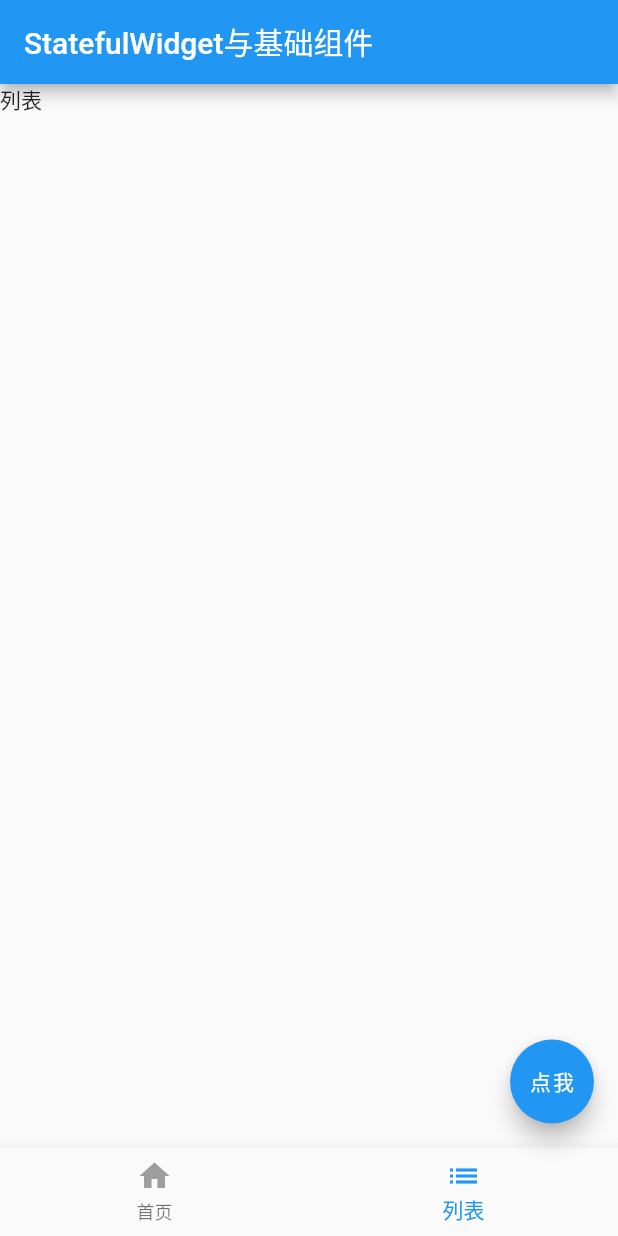
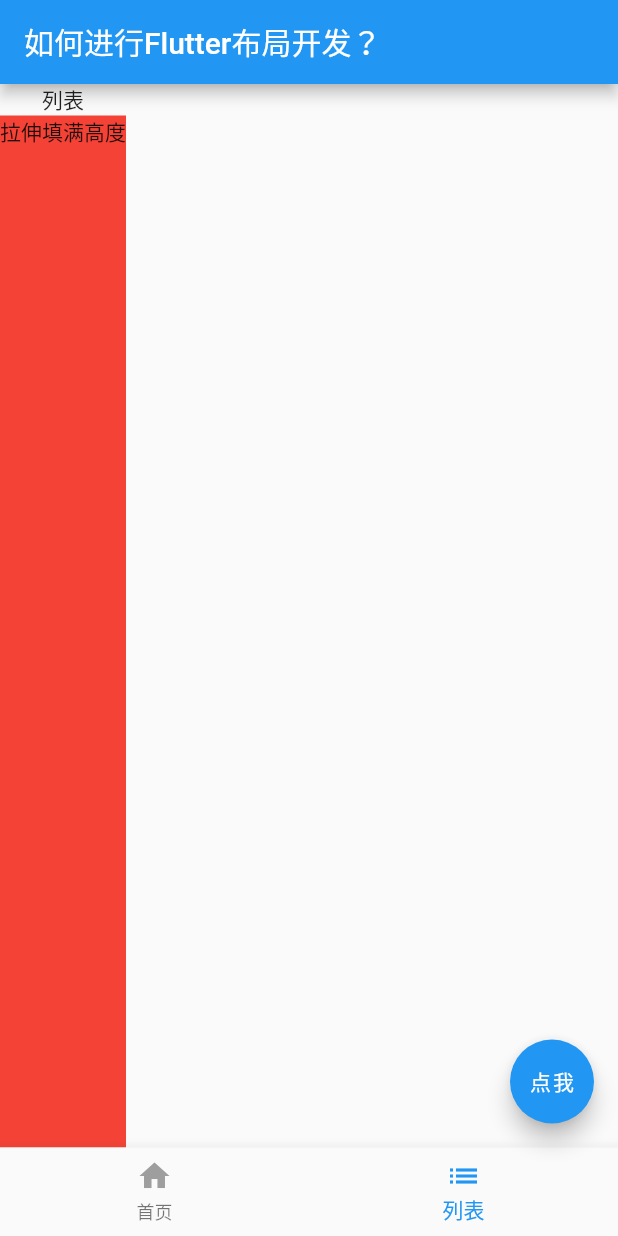
Before and after one commit to shixin58/flutter_learn, a Flutter app: the screen it shows after launch, item 2 of the bottom bar chosen, on a phone screen of 412 x 824 dp. Run offline on Flutter 3.47's test engine with Material 2 defaults, Android fonts, the phone set to English and light mode, and no system bars; missing offline and left inert: flutter_color_plugin; network calls fail.

Commit message:
Flutter布局开发

```diff
--- /dev/null
+++ b/lib/flutter_layout_page.dart
@@ -0,0 +1,187 @@
+import 'package:flutter/material.dart';
+
+class FlutterLayoutPage extends StatefulWidget {
+  const FlutterLayoutPage({Key? key}) : super(key: key);
+
+  @override
+  State<FlutterLayoutPage> createState() => _FlutterLayoutPageState();
+}
+
+class _FlutterLayoutPageState extends State<FlutterLayoutPage> {
+  int _currentIndex = 0;
+  @override
+  Widget build(BuildContext context) {
+    return MaterialApp(
+      title: '如何进行Flutter布局开发？',
+      theme: ThemeData(
+        primarySwatch: Colors.blue,
+      ),
+      home: Scaffold(
+        appBar: AppBar(title: const Text('如何进行Flutter布局开发？'),),
+        bottomNavigationBar: BottomNavigationBar(
+          currentIndex: _currentIndex,
+          onTap: (index) {
+            setState(() {
+              _currentIndex = index;
+            });
+          },
+          items: const [
+            BottomNavigationBarItem(
+              icon: Icon(Icons.home, color: Colors.grey,),
+              activeIcon: Icon(Icons.home, color: Colors.blue,),
+              label: '首页',
+            ),
+            BottomNavigationBarItem(
+              icon: Icon(Icons.list, color: Colors.grey,),
+              activeIcon: Icon(Icons.list, color: Colors.blue,),
+              label: '列表',
+            ),
+          ],
+        ),
+        floatingActionButton: const FloatingActionButton(
+          onPressed: null,
+          child: Text('点我'),
+        ),
+        body: _currentIndex == 0 ? RefreshIndicator(onRefresh: _handleRefresh, child: ListView(
+          children: <Widget> [
+            Container(
+              decoration: const BoxDecoration(color: Colors.white),
+              alignment: Alignment.center,
+              child: Column(
+                children: <Widget>[
+                  Row(
+                    children: <Widget>[
+                      ClipOval(
+                        child: SizedBox(
+                          width: 100,
+                          height: 100,
+                          child: Image.network('http://www.devio.org/img/avatar.png'),
+                        ),
+                      ),
+                      Padding(
+                        padding: const EdgeInsets.all(10),
+                        child: ClipRRect(
+                          borderRadius: const BorderRadius.all(Radius.circular(10)),
+                          child: Opacity(
+                            opacity: 0.6,
+                            child: Image.network(
+                              'http://www.devio.org/img/avatar.png',
+                              width: 100,
+                              height: 100,
+                            ),
+                          ),
+                        ),
+                      ),
+                    ],
+                  ),
+                  const TextField(
+                    decoration: InputDecoration(
+                      contentPadding: EdgeInsets.fromLTRB(5, 0, 0, 0),
+                      hintText: '请输入',
+                      hintStyle: TextStyle(fontSize: 15)
+                    ),
+                  ),
+                  Container(
+                    height: 100,
+                    margin: const EdgeInsets.all(10),
+                    child: PhysicalModel(
+                      color: Colors.transparent,
+                      borderRadius: BorderRadius.circular(6),
+                      clipBehavior: Clip.antiAlias,
+                      child: PageView(
+                        children: <Widget>[
+                          _item('Page1', Colors.deepPurple),
+                          _item('Page2', Colors.green),
+                          _item('Page3', Colors.red),
+                        ],
+                      ),
+                    ),
+                  ),
+                  Column(
+                    children: <Widget>[
+                      FractionallySizedBox(
+                        widthFactor: 1,
+                        child: Container(
+                          decoration: const BoxDecoration(color: Colors.greenAccent),
+                          child: const Text('宽度撑满'),
+                        ),
+                      ),
+                    ],
+                  ),
+                ],
+              ),
+            ),
+            Stack(
+              children: <Widget>[
+                Image.network(
+                  'http://www.devio.org/img/avatar.png',
+                  width: 100,
+                  height: 100,
+                ),
+                Positioned(
+                  left: 0,
+                  bottom: 0,
+                  child: Image.network(
+                    'http://www.devio.org/img/avatar.png',
+                    width: 36,
+                    height: 36,
+                  ),
+                ),
+              ],
+            ),
+            Wrap(
+              spacing: 10,
+              runSpacing: 6,
+              children: <Widget>[
+                _chip('Flutter'),
+                _chip('进阶'),
+                _chip('实战'),
+                _chip('协程'),
+                _chip('App'),
+              ],
+            ),
+          ],
+        ),
+        )
+            :Column(
+          children: <Widget>[
+            const Text('列表'),
+            Expanded(
+              child: Container(
+                decoration: BoxDecoration(color: Colors.red),
+                child: Text('拉伸填满高度'),
+              ),
+            ),
+          ],
+        ),
+      ),
+    );
+  }
+
+  Future<void> _handleRefresh() async {
+    await Future.delayed(const Duration(milliseconds: 200));
+    // 列表刷新过程
+    return;
+  }
+
+  _item(String s, Color bg) {
+    return Container(
+      alignment: Alignment.center,
+      decoration: BoxDecoration(color: bg),
+      child: Text(s, style: const TextStyle(fontSize: 22, color: Colors.white)),
+    );
+  }
+
+  _chip(String label) {
+    return Chip(
+      label: Text(label),
+      avatar: CircleAvatar(
+        backgroundColor: Colors.blue.shade900,
+        child: Text(
+          label.substring(0, 1),
+          style: const TextStyle(fontSize: 10),
+        ),
+      ),
+    );
+  }
+}
--- a/lib/main.dart
+++ b/lib/main.dart
@@ -1,8 +1,8 @@
 import 'package:flutter/material.dart';
-import 'package:my_app/stateful_group_page.dart';
+import 'package:my_app/flutter_layout_page.dart';
 
 void main() {
-  runApp(const StatefulGroup());
+  runApp(const FlutterLayoutPage());
 }
 
 class MyApp extends StatelessWidget {
```
